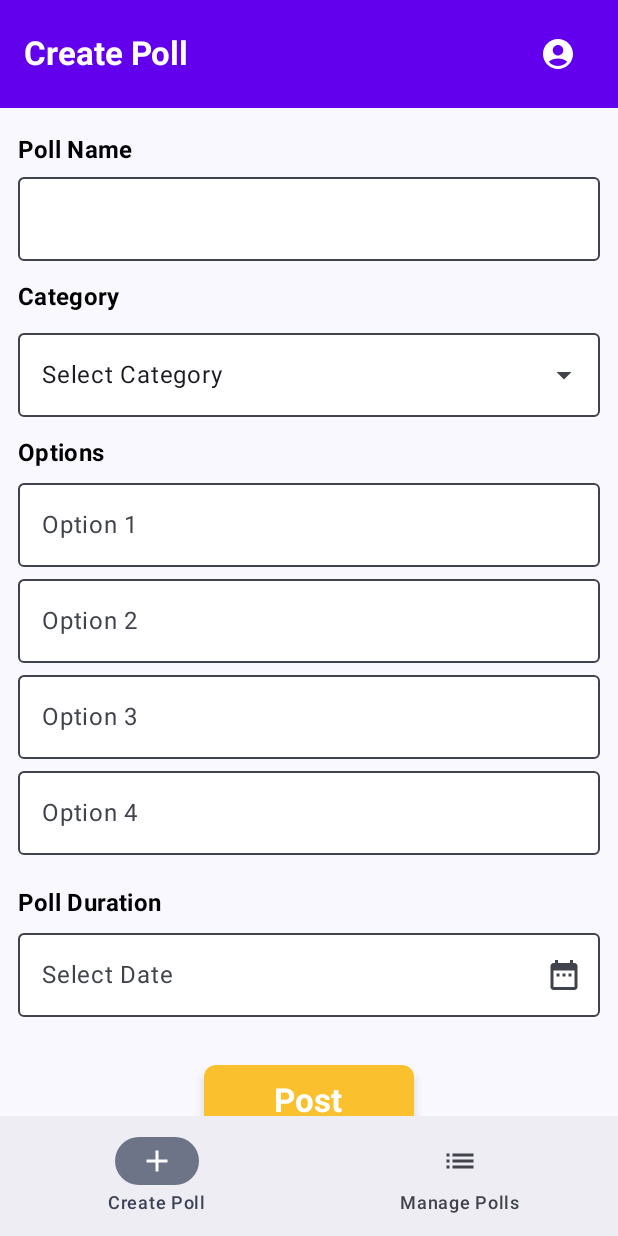
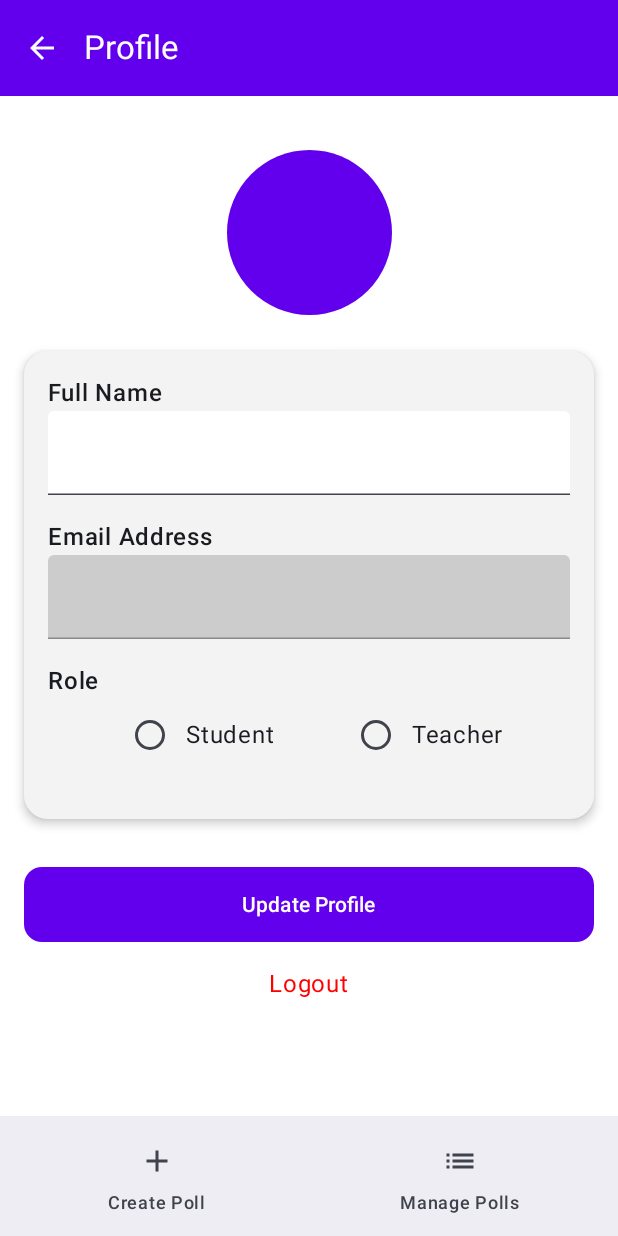
Before and after one commit to saikrishnapuppala553/FormPollingApp, an Android app built with Jetpack Compose: the HomeActivity screen opened directly, with no data from a screen before it, after a tap on "Profile", on a phone screen of 412 x 824 dp. Run offline under Robolectric (Android 15) with nearby library versions, the phone set to English and light mode, and no system bars; our stand-ins replace Firebase (no records; nobody signed in at launch, a user with empty details on screens opened directly).

Commit message:
Added profile screen for both Teacher and Student , Option to update profile

```diff
--- a/app/src/main/AndroidManifest.xml
+++ b/app/src/main/AndroidManifest.xml
@@ -10,6 +10,9 @@
         android:supportsRtl="true"
         android:theme="@style/Theme.FormPollingApp"
         tools:targetApi="31">
+        <activity
+            android:name=".student.ProfileActivity"
+            android:exported="false" />
         <activity
             android:name=".student.StudentActivity"
             android:exported="false" />
--- a/app/src/main/java/saikrishnas3495275/pollingapp/madproject/HomeActivity.kt
+++ b/app/src/main/java/saikrishnas3495275/pollingapp/madproject/HomeActivity.kt
@@ -16,12 +16,14 @@ import androidx.compose.runtime.Composable
 import androidx.compose.runtime.getValue
 import androidx.compose.ui.Modifier
 import androidx.compose.ui.graphics.vector.ImageVector
+import androidx.compose.ui.platform.LocalContext
 import androidx.navigation.NavDestination.Companion.hierarchy
 import androidx.navigation.NavGraph.Companion.findStartDestination
 import androidx.navigation.compose.NavHost
 import androidx.navigation.compose.composable
 import androidx.navigation.compose.currentBackStackEntryAsState
 import androidx.navigation.compose.rememberNavController
+import saikrishnas3495275.pollingapp.madproject.teacher.ProfileScreen
 import saikrishnas3495275.pollingapp.madproject.teacher.CreatePollScreen
 import saikrishnas3495275.pollingapp.madproject.teacher.ManagePollsScreen
 import saikrishnas3495275.pollingapp.madproject.teacher.PollDetailsScreen
@@ -31,6 +33,7 @@ sealed class Screen(val route: String, val icon: ImageVector? = null, val title:
     object CreatePoll : Screen("create_poll", Icons.Default.Add, "Create Poll")
     object ManagePolls : Screen("manage_polls", Icons.Default.List, "Manage Polls")
     object PollDetails : Screen("pollDetails/{pollId}", title = "Poll Details")
+    object Profile : Screen("teacher_profile", title = "Profile")
 }
 
 
@@ -48,6 +51,9 @@ class HomeActivity : ComponentActivity() {
 @Composable
 fun TeacherDashboard() {
     val navController = rememberNavController()
+
+    val context = LocalContext.current
+
     val items = listOf(
         Screen.CreatePoll,
         Screen.ManagePolls,
@@ -76,8 +82,12 @@ fun TeacherDashboard() {
             }
         }
     ) { innerPadding ->
-        NavHost(navController, startDestination = Screen.CreatePoll.route, Modifier.padding(innerPadding)) {
-            composable(Screen.CreatePoll.route) { CreatePollScreen() }
+        NavHost(
+            navController,
+            startDestination = Screen.CreatePoll.route,
+            Modifier.padding(innerPadding)
+        ) {
+            composable(Screen.CreatePoll.route) { CreatePollScreen(navController) }
             composable(Screen.ManagePolls.route) { ManagePollsScreen(navController) }
             composable(Screen.PollDetails.route) { backStackEntry ->
                 val pollId = backStackEntry.arguments?.getString("pollId")
@@ -85,6 +95,19 @@ fun TeacherDashboard() {
                     PollDetailsScreen(pollId = pollId, navController = navController)
                 }
             }
+
+            composable(Screen.Profile.route) {
+                ProfileScreen(
+                    user = UserData(
+                        UserPrefs.getName(context),
+                        UserPrefs.getRole(context),
+                        UserPrefs.getEmail(context),
+                        UserPrefs.getPass(context)
+                    )
+                    ,navController
+                )
+            }
+
         }
     }
 }
--- a/app/src/main/java/saikrishnas3495275/pollingapp/madproject/LoginActivity.kt
+++ b/app/src/main/java/saikrishnas3495275/pollingapp/madproject/LoginActivity.kt
@@ -201,6 +201,7 @@ fun GoInScreen() {
                                                 UserPrefs.saveEmail(context, email = email)
                                                 UserPrefs.saveName(context, it.name)
                                                 UserPrefs.saveRole(context, it.role)
+                                                UserPrefs.savePass(context,it.password)
 
                                                 Toast.makeText(
                                                     context,
--- a/app/src/main/java/saikrishnas3495275/pollingapp/madproject/MainActivity.kt
+++ b/app/src/main/java/saikrishnas3495275/pollingapp/madproject/MainActivity.kt
@@ -58,7 +58,7 @@ class MainActivity : ComponentActivity() {
                 gotoHomeActivity(this)
             }
             3->{
-                gotoSignInActivity(this)
+                gotoStudentHomeActivity(this)
             }
             2 -> {
                 gotoSignInActivity(this)
--- a/app/src/main/java/saikrishnas3495275/pollingapp/madproject/UserPrefs.kt
+++ b/app/src/main/java/saikrishnas3495275/pollingapp/madproject/UserPrefs.kt
@@ -10,6 +10,9 @@ object UserPrefs {
     private const val KEY_NAME = "KEY_NAME"
     private const val KEY_EMAIL = "KEY_EMAIL"
     private const val KEY_ROLE = "KEY_ROLE"
+    private const val KEY_PASS = "KEY_PASS"
+
+
 
     fun markLoginStatus(context: Context, isLoggedIn: Boolean) {
         val prefs = context.getSharedPreferences(PREFS_NAME, Context.MODE_PRIVATE)
@@ -50,4 +53,14 @@ object UserPrefs {
         val prefs = context.getSharedPreferences(PREFS_NAME, Context.MODE_PRIVATE)
         return prefs.getString(KEY_ROLE, "") ?: ""
     }
+
+    fun savePass(context: Context, role: String) {
+        val prefs = context.getSharedPreferences(PREFS_NAME, Context.MODE_PRIVATE)
+        prefs.edit().putString(KEY_PASS, role).apply()
+    }
+
+    fun getPass(context: Context): String {
+        val prefs = context.getSharedPreferences(PREFS_NAME, Context.MODE_PRIVATE)
+        return prefs.getString(KEY_PASS, "") ?: ""
+    }
 }
--- a/app/src/main/java/saikrishnas3495275/pollingapp/madproject/teacher/CreatePoll.kt
+++ b/app/src/main/java/saikrishnas3495275/pollingapp/madproject/teacher/CreatePoll.kt
@@ -52,8 +52,11 @@ import androidx.compose.ui.text.style.TextAlign
 import androidx.compose.ui.tooling.preview.Preview
 import androidx.compose.ui.unit.dp
 import androidx.compose.ui.unit.sp
+import androidx.navigation.NavController
+import androidx.navigation.NavHostController
 import com.google.firebase.database.ktx.database
 import com.google.firebase.ktx.Firebase
+import saikrishnas3495275.pollingapp.madproject.Screen
 import saikrishnas3495275.pollingapp.madproject.UserPrefs
 import saikrishnas3495275.pollingapp.madproject.ui.theme.RoyalBlue
 import saikrishnas3495275.pollingapp.madproject.ui.theme.Yellow
@@ -75,7 +78,7 @@ data class Poll(
 )
 
 @Composable
-fun CreatePollScreen() {
+fun CreatePollScreen(navController: NavController) {
     var pollName by remember { mutableStateOf("") }
     var selectedCategory by remember { mutableStateOf("Select Category") }
     val options = remember { mutableStateListOf("", "", "", "") }
@@ -114,7 +117,9 @@ fun CreatePollScreen() {
                 textAlign = TextAlign.Center
             )
 
-            IconButton(onClick = { }) {
+            IconButton(onClick = {
+                navController.navigate(Screen.Profile.route)
+            }) {
                 Icon(
                     imageVector = Icons.Default.AccountCircle,
                     contentDescription = "Profile",
@@ -413,6 +418,6 @@ fun IconTriggeredDatePicker(selectedDate: LocalDate?, onDateSelected: (LocalDate
 @Composable
 fun CreatePollScreenPreview() {
     MaterialTheme {
-        CreatePollScreen()
+        CreatePollScreen(navController = NavHostController(LocalContext.current))
     }
 }
--- /dev/null
+++ b/app/src/main/java/saikrishnas3495275/pollingapp/madproject/teacher/ProfileScreen.kt
@@ -0,0 +1,243 @@
+package saikrishnas3495275.pollingapp.madproject.teacher
+
+import android.content.Intent
+import android.widget.Toast
+import androidx.compose.foundation.background
+import androidx.compose.foundation.clickable
+import androidx.compose.foundation.layout.Arrangement
+import androidx.compose.foundation.layout.Box
+import androidx.compose.foundation.layout.Column
+import androidx.compose.foundation.layout.Row
+import androidx.compose.foundation.layout.Spacer
+import androidx.compose.foundation.layout.fillMaxSize
+import androidx.compose.foundation.layout.fillMaxWidth
+import androidx.compose.foundation.layout.height
+import androidx.compose.foundation.layout.padding
+import androidx.compose.foundation.layout.size
+import androidx.compose.foundation.rememberScrollState
+import androidx.compose.foundation.shape.CircleShape
+import androidx.compose.foundation.shape.RoundedCornerShape
+import androidx.compose.foundation.verticalScroll
+import androidx.compose.material.icons.Icons
+import androidx.compose.material.icons.automirrored.filled.ArrowBack
+import androidx.compose.material3.Button
+import androidx.compose.material3.ButtonDefaults
+import androidx.compose.material3.Card
+import androidx.compose.material3.CardDefaults
+import androidx.compose.material3.ExperimentalMaterial3Api
+import androidx.compose.material3.Icon
+import androidx.compose.material3.IconButton
+import androidx.compose.material3.RadioButton
+import androidx.compose.material3.RadioButtonDefaults
+import androidx.compose.material3.Scaffold
+import androidx.compose.material3.Text
+import androidx.compose.material3.TextField
+import androidx.compose.material3.TextFieldDefaults
+import androidx.compose.material3.TopAppBar
+import androidx.compose.material3.TopAppBarDefaults
+import androidx.compose.runtime.Composable
+import androidx.compose.runtime.getValue
+import androidx.compose.runtime.mutableStateOf
+import androidx.compose.runtime.remember
+import androidx.compose.runtime.setValue
+import androidx.compose.ui.Alignment
+import androidx.compose.ui.Modifier
+import androidx.compose.ui.graphics.Color
+import androidx.compose.ui.platform.LocalContext
+import androidx.compose.ui.text.font.FontWeight
+import androidx.compose.ui.unit.dp
+import androidx.compose.ui.unit.sp
+import androidx.navigation.NavController
+import com.google.firebase.database.FirebaseDatabase
+import saikrishnas3495275.pollingapp.madproject.LoginActivity
+import saikrishnas3495275.pollingapp.madproject.UserData
+import saikrishnas3495275.pollingapp.madproject.UserPrefs
+
+@OptIn(ExperimentalMaterial3Api::class)
+@Composable
+fun ProfileScreen(user: UserData, navController: NavController) {
+
+    val context = LocalContext.current
+    var name by remember { mutableStateOf(user.name) }
+    var email by remember { mutableStateOf(user.email) } // NOT editable
+    var role by remember { mutableStateOf(user.role) }
+    var password by remember { mutableStateOf(user.password) }
+
+
+    Scaffold(
+        topBar = {
+            TopAppBar(
+                title = { Text("Profile", color = Color.White) },
+                colors = TopAppBarDefaults.topAppBarColors(containerColor = Color(0xFF6200EE)),
+                navigationIcon = {
+                    IconButton(onClick = { navController.popBackStack() }) {
+                        Icon(
+                            Icons.AutoMirrored.Filled.ArrowBack,
+                            contentDescription = null,
+                            tint = Color.White
+                        )
+                    }
+                }
+            )
+        }
+    ) { padding ->
+
+        Column(
+            modifier = Modifier
+                .padding(padding)
+                .fillMaxSize()
+                .background(Color.White)
+                .padding(16.dp)
+                .verticalScroll(rememberScrollState())
+        ) {
+
+            // ------------------- PROFILE HEADER -------------------
+            Box(
+                modifier = Modifier
+                    .fillMaxWidth()
+                    .padding(top = 20.dp),
+                contentAlignment = Alignment.Center
+            ) {
+                Box(
+                    modifier = Modifier
+                        .size(110.dp)
+                        .background(Color(0xFF6200EE), CircleShape),
+                    contentAlignment = Alignment.Center
+                ) {
+                    Text(
+                        text = name.take(1).uppercase(),
+                        fontSize = 40.sp,
+                        fontWeight = FontWeight.Bold,
+                        color = Color.White
+                    )
+                }
+            }
+
+            Spacer(modifier = Modifier.height(24.dp))
+
+            // ------------------- INFO CARD -------------------
+            Card(
+                modifier = Modifier.fillMaxWidth(),
+                shape = RoundedCornerShape(16.dp),
+                colors = CardDefaults.cardColors(containerColor = Color(0xFFF3F3F3)),
+                elevation = CardDefaults.cardElevation(4.dp)
+            ) {
+                Column(modifier = Modifier.padding(16.dp)) {
+
+                    Text("Full Name", fontWeight = FontWeight.SemiBold)
+                    TextField(
+                        value = name,
+                        onValueChange = { name = it },
+                        modifier = Modifier.fillMaxWidth(),
+                        colors = TextFieldDefaults.colors(
+                            focusedContainerColor = Color.White,
+                            unfocusedContainerColor = Color.White
+                        )
+                    )
+
+                    Spacer(modifier = Modifier.height(16.dp))
+
+                    Text("Email Address", fontWeight = FontWeight.SemiBold)
+                    TextField(
+                        value = email,
+                        onValueChange = { },
+                        enabled = false,
+                        modifier = Modifier.fillMaxWidth(),
+                        colors = TextFieldDefaults.colors(
+                            disabledContainerColor = Color.LightGray
+                        )
+                    )
+
+                    Spacer(modifier = Modifier.height(16.dp))
+
+                    // --------------- ROLE SELECTION ----------------
+                    Text("Role", fontWeight = FontWeight.SemiBold)
+
+                    Row(
+                        modifier = Modifier.fillMaxWidth(),
+                        horizontalArrangement = Arrangement.SpaceEvenly,
+                        verticalAlignment = Alignment.CenterVertically
+                    ) {
+                        Row(verticalAlignment = Alignment.CenterVertically) {
+                            RadioButton(
+                                selected = role == "Student",
+                                onClick = { role = "Student" },
+                                colors = RadioButtonDefaults.colors(
+                                    selectedColor = Color(0xFF6200EE)
+                                )
+                            )
+                            Text("Student")
+                        }
+
+                        Row(verticalAlignment = Alignment.CenterVertically) {
+                            RadioButton(
+                                selected = role == "Teacher",
+                                onClick = { role = "Teacher" },
+                                colors = RadioButtonDefaults.colors(
+                                    selectedColor = Color(0xFF6200EE)
+                                )
+                            )
+                            Text("Teacher")
+                        }
+                    }
+
+                    Spacer(modifier = Modifier.height(16.dp))
+
+
+                }
+            }
+
+            Spacer(modifier = Modifier.height(32.dp))
+
+            // ------------------- UPDATE BUTTON -------------------
+            Button(
+                onClick = {
+                    val db = FirebaseDatabase.getInstance()
+                    val ref = db.getReference("SignedUpUsers")
+                        .child(email.replace(".", ","))
+
+                    val updatedUser = UserData(
+                        name = name,
+                        email = email,
+                        role = role,
+                        password = password
+                    )
+
+                    ref.setValue(updatedUser)
+                        .addOnSuccessListener {
+                            Toast.makeText(context, "Profile Updated", Toast.LENGTH_SHORT).show()
+                        }
+                        .addOnFailureListener {
+                            Toast.makeText(context, "Update Failed", Toast.LENGTH_SHORT).show()
+                        }
+
+                },
+                modifier = Modifier
+                    .fillMaxWidth()
+                    .height(50.dp),
+                colors = ButtonDefaults.buttonColors(containerColor = Color(0xFF6200EE)),
+                shape = RoundedCornerShape(12.dp)
+            ) {
+                Text("Update Profile", color = Color.White)
+            }
+
+            Spacer(modifier = Modifier.height(16.dp))
+
+            // ------------------- LOGOUT BUTTON -------------------
+            Text(
+                text = "Logout",
+                fontSize = 16.sp,
+                color = Color.Red,
+                modifier = Modifier
+                    .align(Alignment.CenterHorizontally)
+                    .clickable {
+                        UserPrefs.markLoginStatus(context,false)
+                        val intent = Intent(context, LoginActivity::class.java).apply {
+                            flags = Intent.FLAG_ACTIVITY_NEW_TASK or Intent.FLAG_ACTIVITY_CLEAR_TASK
+                        }
+                        context.startActivity(intent)
+                    }
+            )
+        }
+    }
+}
```
Also changed, not shown: app/src/main/java/saikrishnas3495275/pollingapp/madproject/student/ProfileActivity.kt (added, +271 -0 lines), app/src/main/java/saikrishnas3495275/pollingapp/madproject/student/StudentHomeScreen.kt (+7 -1 lines).
